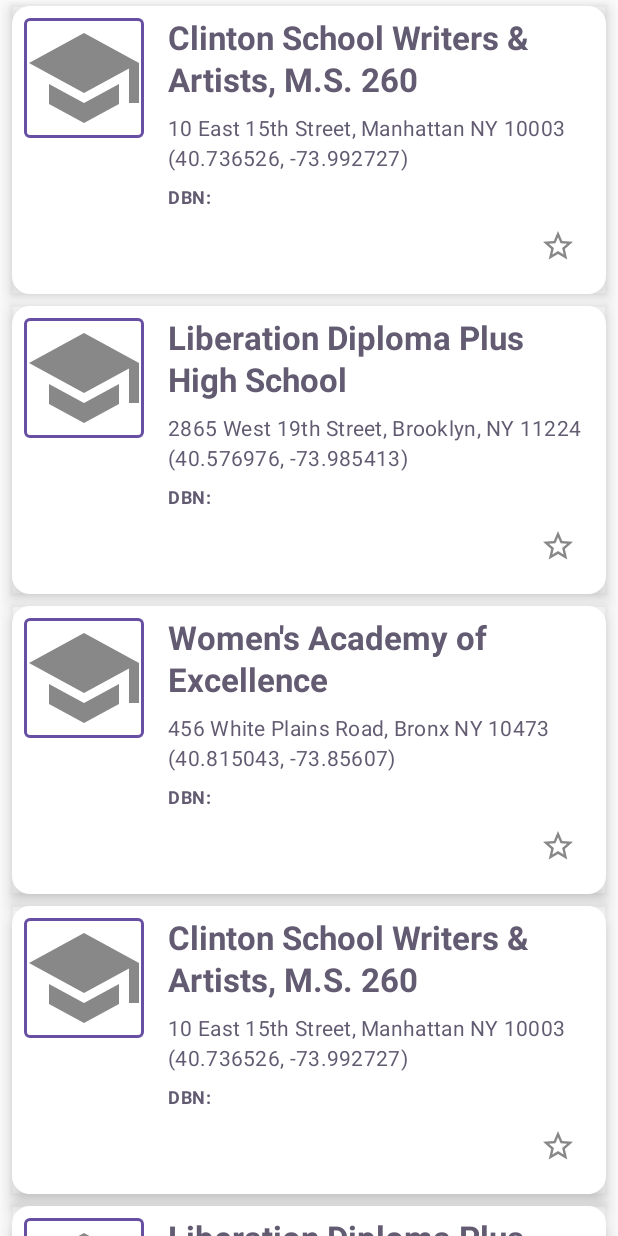
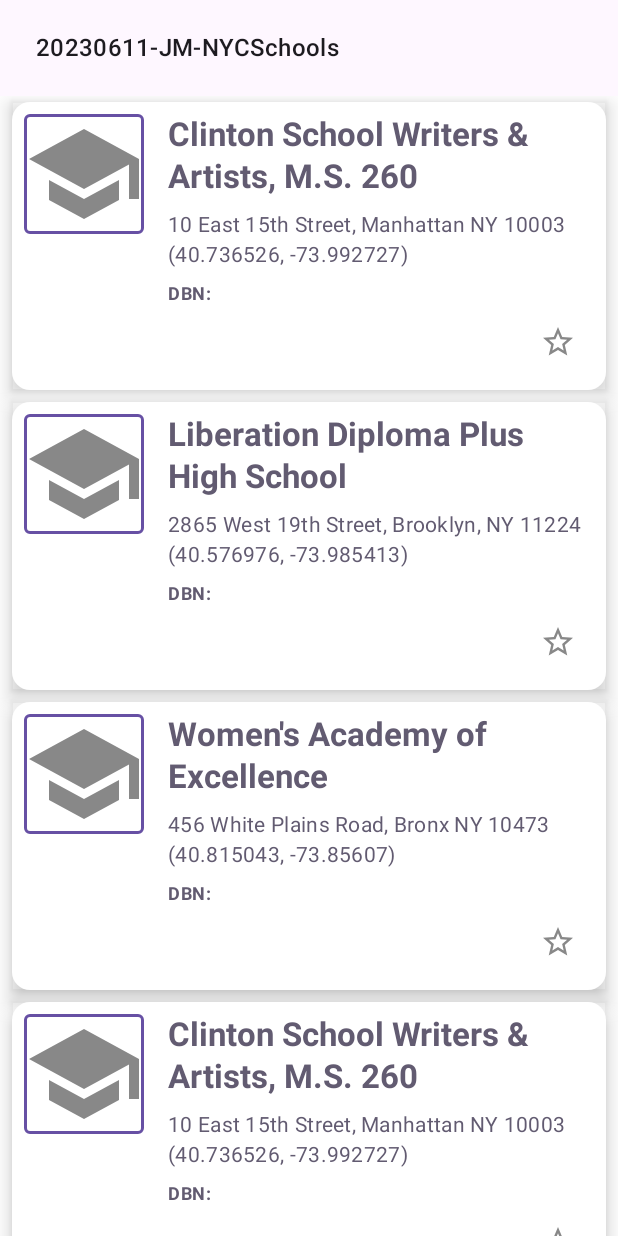
Before and after one commit to jonofarc/NYCHighSchools, an Android app built with Jetpack Compose: the @Preview function SchoolsViewPreview, on a phone screen of 412 x 824 dp. Run offline under Robolectric (Android 15) with nearby library versions, the phone set to English and light mode, and no system bars.

Commit message:
add top appbar for navigation

```diff
--- /dev/null
+++ b/app/src/main/java/com/example/nychighschools/Composables.kt
@@ -0,0 +1,51 @@
+package com.example.nychighschools
+
+
+import android.graphics.drawable.Icon
+import androidx.compose.foundation.clickable
+import androidx.compose.foundation.layout.Row
+import androidx.compose.foundation.layout.padding
+import androidx.compose.material.icons.Icons
+import androidx.compose.material.icons.filled.ArrowBack
+import androidx.compose.material3.ExperimentalMaterial3Api
+import androidx.compose.material3.Icon
+import androidx.compose.material3.MaterialTheme
+import androidx.compose.material3.Text
+import androidx.compose.material3.TopAppBar
+import androidx.compose.runtime.Composable
+import androidx.compose.ui.Modifier
+import androidx.compose.ui.graphics.vector.ImageVector
+import androidx.compose.ui.unit.dp
+
+
+class Composables {
+
+
+    @OptIn(ExperimentalMaterial3Api::class)
+    @Composable
+    fun CustomizableTopBar(
+        title: String,
+        icon: ImageVector? = null,
+        onBackClicked: () -> Unit
+    ) {
+        TopAppBar(
+            title = {
+                Row(Modifier.padding(start = 8.dp)) {
+                    icon?.let {
+                        Icon(
+                            imageVector = icon,
+                            contentDescription = "Back",
+                            modifier = Modifier
+                                .clickable { onBackClicked() }
+                                .padding(end = 8.dp)
+                        )
+                    }
+
+                    Text(text = title, style = MaterialTheme.typography.titleMedium)
+                }
+            }
+        )
+    }
+
+
+}
--- a/app/src/main/java/com/example/nychighschools/SchoolsView.kt
+++ b/app/src/main/java/com/example/nychighschools/SchoolsView.kt
@@ -40,6 +40,8 @@ import com.example.nychighschools.models.School
 
 @Composable
 fun SchoolsView(schools: List<School>, onSchoolSelected: (index: Int) -> Unit) {
+    Column() {
+        Composables().CustomizableTopBar(stringResource(R.string.app_title)) { }
         LazyColumn {
             itemsIndexed(schools) { index, school ->
                 SchoolCard(school, modifier = Modifier.clickable {
@@ -48,6 +50,8 @@ fun SchoolsView(schools: List<School>, onSchoolSelected: (index: Int) -> Unit) {
                 })
             }
         }
+    }
+
 }
 
 
--- a/app/src/main/res/values/strings.xml
+++ b/app/src/main/res/values/strings.xml
@@ -1,5 +1,6 @@
 <resources>
     <string name="app_name">NYC High Schools</string>
+    <string name="app_title">20230611-JM-NYCSchools</string>
     <string name="building_code">Building Code: </string>
     <string name="dbn">DBN: </string>
     <string name="school_favourite">is this school a favourite</string>
```
Also changed, not shown: app/src/main/java/com/example/nychighschools/MainActivity.kt (+11 -0 lines), app/src/main/java/com/example/nychighschools/SchoolDetailsView.kt (+2 -32 lines), app/src/main/java/com/example/nychighschools/Utils.kt (+36 -0 lines). Lines whose indentation alone changed are shown as unchanged.
